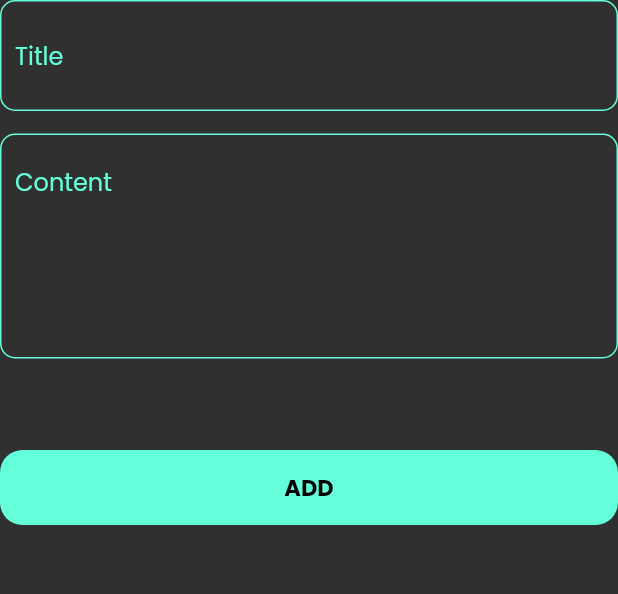
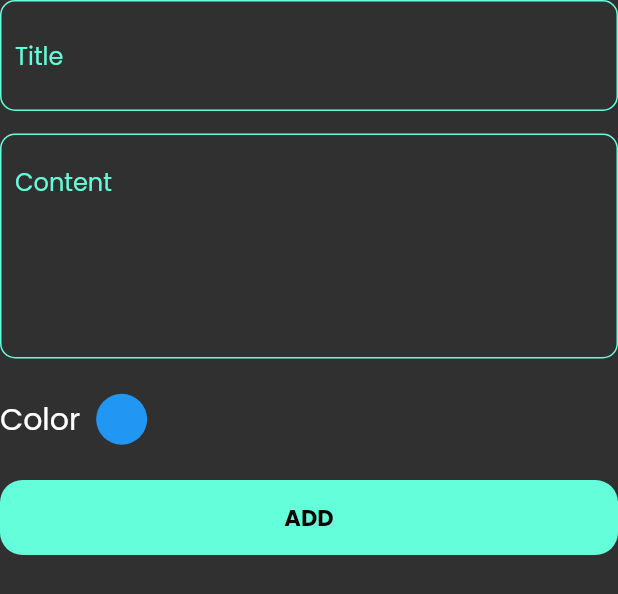
Before and after one commit to andrrew24/notes_app, a Flutter app: the AddNoteForm widget shown alone on an empty page, opened directly, on a phone screen of 412 x 824 dp. Shown: the top 594 px of the screen. Run offline on Flutter 3.47's test engine with Material 2 defaults, Android fonts, the phone set to English and light mode, and no system bars; our stand-ins replace bloc, flutter_bloc, google_fonts, hive, hive_flutter, loading_indicator; accounts and stored records are empty.

Commit message:
add custom_colorPicker

```diff
--- a/lib/views/widgets/add_note/add_note_form.dart
+++ b/lib/views/widgets/add_note/add_note_form.dart
@@ -4,6 +4,7 @@ import 'package:flutter_bloc/flutter_bloc.dart';
 import 'package:intl/intl.dart';
 import 'package:notes_app/cubits/add_note_cubit/add_note_cubit.dart';
 import 'package:notes_app/models/note.dart';
+import 'package:notes_app/views/widgets/custom_widgets/custom_text.dart';
 
 import '../custom_widgets/custom_button.dart';
 import '../custom_widgets/custom_textfield.dart';
@@ -31,7 +32,7 @@ class _AddNoteFormState extends State<AddNoteForm> {
         key: formKey,
         autovalidateMode: autoValidateMode,
         child: SizedBox(
-          height: 350,
+          height: 370,
           child: Column(
             mainAxisAlignment: MainAxisAlignment.spaceBetween,
             children: [
@@ -58,6 +59,13 @@ class _AddNoteFormState extends State<AddNoteForm> {
                   ),
                 ],
               ),
+              const SizedBox(
+                height: 20,
+              ),
+             CustomColorPicker(),
+             const SizedBox(
+                height: 20,
+              ),
               CustomButton(onPressed: () {
                 if (formKey.currentState!.validate()) {
                   formKey.currentState!.save();
@@ -83,3 +91,20 @@ class _AddNoteFormState extends State<AddNoteForm> {
 // CustomButton(
 //               ,
 //             ),
+
+class CustomColorPicker extends StatelessWidget {
+  const CustomColorPicker({super.key});
+
+  @override
+  Widget build(BuildContext context) {
+    return const Row(
+      children: [
+        CustomTextW(text: "Color  ", style: TextStyle(fontSize: 20)),
+        CircleAvatar(
+          radius: 17,
+          backgroundColor: Colors.blue,
+        ),
+      ],
+    );
+  }
+}
--- a/pubspec.yaml
+++ b/pubspec.yaml
@@ -43,6 +43,7 @@ dependencies:
   modal_progress_hud_nsn: ^0.4.0
   loading_indicator: ^3.1.1
   intl: ^0.18.1
+  flutter_colorpicker: ^1.0.3
 
 
 dev_dependencies:
```
Also changed, not shown: pubspec.lock.
